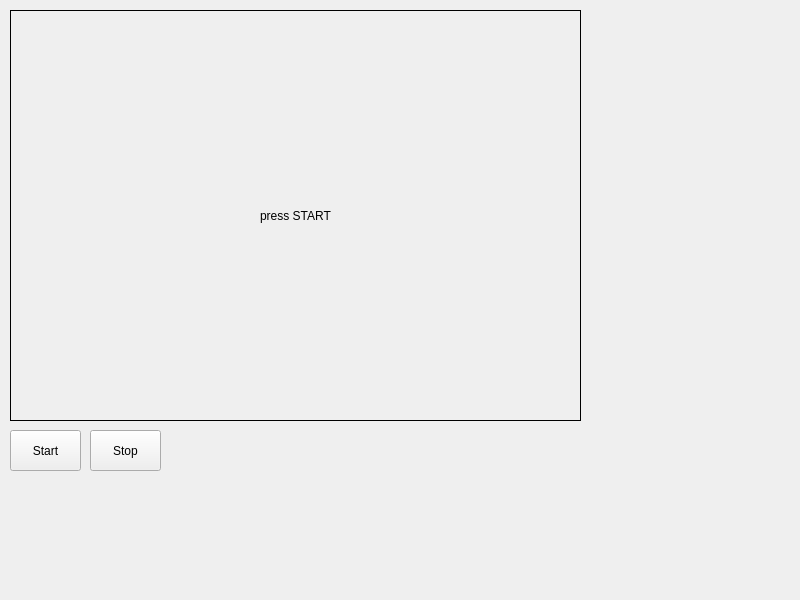
First picture: the form in assets/mainwindow.ui, repository wreutz/mediapipe_gui, before the edit.
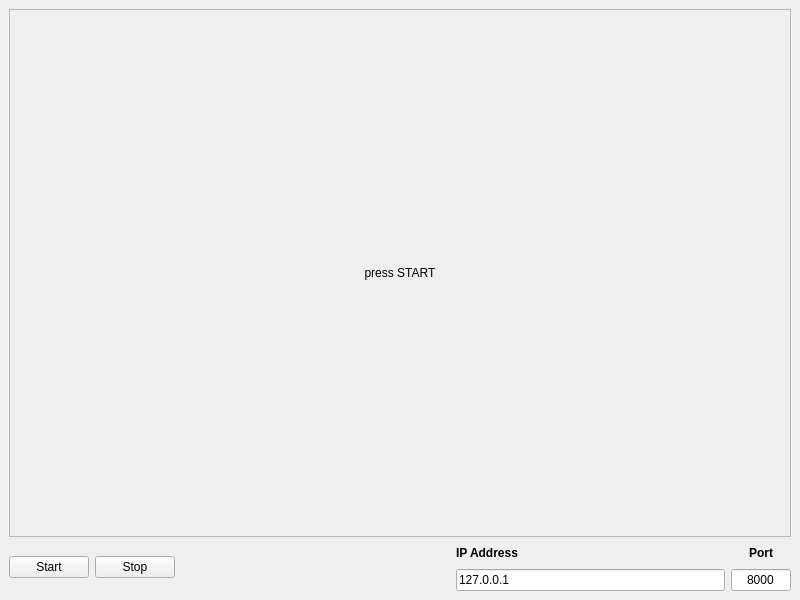
Second picture: the form after the edit.

Commit message: working on interface added input fields to change ip address and port for OSC UDP server

The edit to the form file:
```diff
--- a/assets/mainwindow.ui
+++ b/assets/mainwindow.ui
@@ -26,51 +26,143 @@
    <bool>true</bool>
   </property>
   <widget class="QWidget" name="centralwidget">
-   <widget class="QLabel" name="camLabel">
-    <property name="geometry">
-     <rect>
-      <x>10</x>
-      <y>10</y>
-      <width>571</width>
-      <height>411</height>
-     </rect>
-    </property>
-    <property name="frameShape">
-     <enum>QFrame::Shape::Box</enum>
-    </property>
-    <property name="text">
-     <string>press START</string>
-    </property>
-    <property name="alignment">
-     <set>Qt::AlignmentFlag::AlignCenter</set>
-    </property>
-   </widget>
-   <widget class="QPushButton" name="startButton">
-    <property name="geometry">
-     <rect>
-      <x>10</x>
-      <y>430</y>
-      <width>71</width>
-      <height>41</height>
-     </rect>
-    </property>
-    <property name="text">
-     <string>Start</string>
-    </property>
-   </widget>
-   <widget class="QPushButton" name="stopButton">
-    <property name="geometry">
-     <rect>
-      <x>90</x>
-      <y>430</y>
-      <width>71</width>
-      <height>41</height>
-     </rect>
-    </property>
-    <property name="text">
-     <string>Stop</string>
-    </property>
-   </widget>
+   <property name="enabled">
+    <bool>true</bool>
+   </property>
+   <property name="sizePolicy">
+    <sizepolicy hsizetype="Expanding" vsizetype="Expanding">
+     <horstretch>0</horstretch>
+     <verstretch>0</verstretch>
+    </sizepolicy>
+   </property>
+   <layout class="QGridLayout" name="gridLayout">
+    <item row="2" column="4">
+     <widget class="QLineEdit" name="oscPort">
+      <property name="minimumSize">
+       <size>
+        <width>0</width>
+        <height>0</height>
+       </size>
+      </property>
+      <property name="maximumSize">
+       <size>
+        <width>60</width>
+        <height>16777215</height>
+       </size>
+      </property>
+      <property name="text">
+       <string>8000</string>
+      </property>
+      <property name="alignment">
+       <set>Qt::AlignmentFlag::AlignCenter</set>
+      </property>
+     </widget>
+    </item>
+    <item row="0" column="0" colspan="5">
+     <widget class="QLabel" name="camLabel">
+      <property name="sizePolicy">
+       <sizepolicy hsizetype="Expanding" vsizetype="Expanding">
+        <horstretch>0</horstretch>
+        <verstretch>0</verstretch>
+       </sizepolicy>
+      </property>
+      <property name="sizeIncrement">
+       <size>
+        <width>1</width>
+        <height>1</height>
+       </size>
+      </property>
+      <property name="frameShape">
+       <enum>QFrame::Shape::StyledPanel</enum>
+      </property>
+      <property name="text">
+       <string>press START</string>
+      </property>
+      <property name="scaledContents">
+       <bool>false</bool>
+      </property>
+      <property name="alignment">
+       <set>Qt::AlignmentFlag::AlignCenter</set>
+      </property>
+      <property name="wordWrap">
+       <bool>false</bool>
+      </property>
+      <property name="textInteractionFlags">
+       <set>Qt::TextInteractionFlag::NoTextInteraction</set>
+      </property>
+     </widget>
+    </item>
+    <item row="1" column="1" rowspan="2">
+     <widget class="QPushButton" name="stopButton">
+      <property name="text">
+       <string>Stop</string>
+      </property>
+     </widget>
+    </item>
+    <item row="1" column="4">
+     <widget class="QLabel" name="oscPortLabel">
+      <property name="font">
+       <font>
+        <bold>true</bold>
+       </font>
+      </property>
+      <property name="text">
+       <string>Port</string>
+      </property>
+      <property name="alignment">
+       <set>Qt::AlignmentFlag::AlignCenter</set>
+      </property>
+      <property name="textInteractionFlags">
+       <set>Qt::TextInteractionFlag::NoTextInteraction</set>
+      </property>
+     </widget>
+    </item>
+    <item row="2" column="3">
+     <widget class="QLineEdit" name="oscAddress">
+      <property name="text">
+       <string>127.0.0.1</string>
+      </property>
+     </widget>
+    </item>
+    <item row="1" column="0" rowspan="2">
+     <widget class="QPushButton" name="startButton">
+      <property name="text">
+       <string>Start</string>
+      </property>
+     </widget>
+    </item>
+    <item row="1" column="3">
+     <widget class="QLabel" name="oscAddressLabel">
+      <property name="font">
+       <font>
+        <bold>true</bold>
+       </font>
+      </property>
+      <property name="text">
+       <string>IP Address</string>
+      </property>
+      <property name="textFormat">
+       <enum>Qt::TextFormat::AutoText</enum>
+      </property>
+      <property name="textInteractionFlags">
+       <set>Qt::TextInteractionFlag::NoTextInteraction</set>
+      </property>
+     </widget>
+    </item>
+    <item row="1" column="2">
+     <spacer name="horizontalSpacer">
+      <property name="orientation">
+       <enum>Qt::Orientation::Horizontal</enum>
+      </property>
+      <property name="sizeHint" stdset="0">
+       <size>
+        <width>40</width>
+        <height>20</height>
+       </size>
+      </property>
+     </spacer>
+    </item>
+   </layout>
   </widget>
  </widget>
  <resources/>
```
The commit also changes 2 other files.
